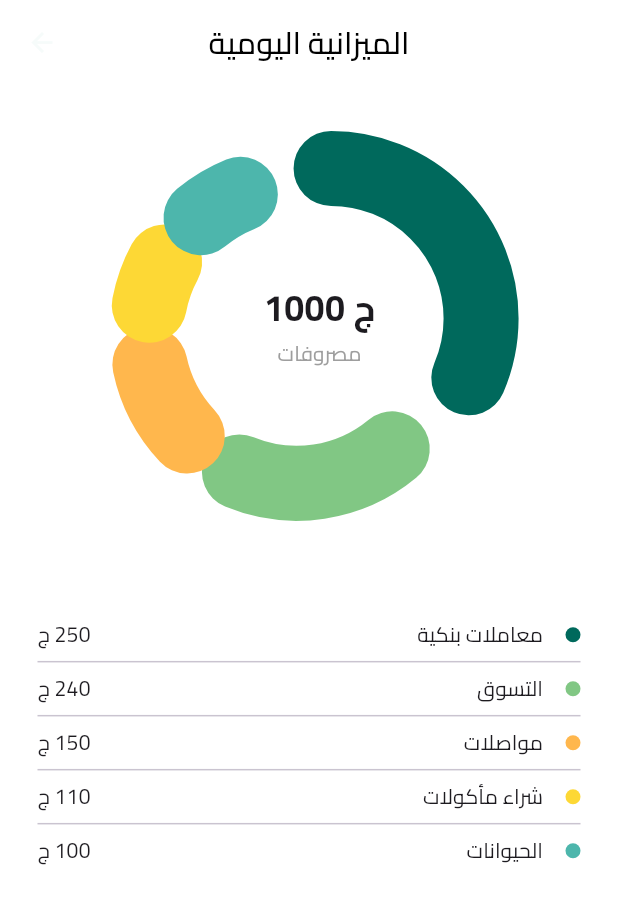
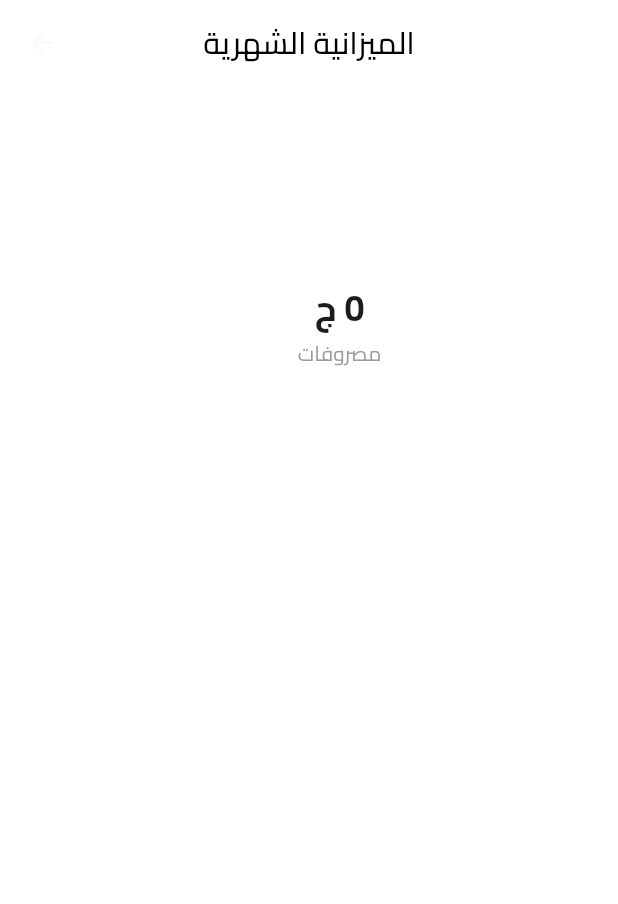
Before and after one commit to belalMohamedDev/Tahwishtak, a Flutter app: the CustomDonutChart screen opened directly, on a phone screen of 412 x 824 dp. Shown: the top 904 px of the screen. Run offline on Flutter 3.47's test engine with Material 3 defaults, Android fonts, the phone set to English and light mode, and no system bars; our stand-ins replace bloc, device_preview, dio, flutter_bloc, flutter_iconly, flutter_secure_storage and 13 more; accounts and stored records are empty; generated files the repository leaves out were written again.

Commit message:
add get Monthly Stats success view

```diff
--- a/lib/core/network/api/app_api.dart
+++ b/lib/core/network/api/app_api.dart
@@ -4,7 +4,6 @@ import 'package:tahwishtak/core/network/api_constant/api_constant.dart';
 import 'package:tahwishtak/feature/Auth/data/model/request/login/login_request.dart';
 import 'package:tahwishtak/feature/Auth/data/model/request/register/register_request.dart';
 import 'package:tahwishtak/feature/Auth/data/model/response/auth_response.dart';
-import 'package:tahwishtak/feature/Budget/data/model/requestBody/monthly_stats_request.dart';
 import 'package:tahwishtak/feature/Budget/data/model/response/monthly_stats_model.dart';
 import 'package:tahwishtak/feature/home/data/model/today_activities_model.dart';
 import 'package:tahwishtak/feature/home/data/request/add_activity.dart';
@@ -35,8 +34,8 @@ abstract class AppServiceClient {
     @Body() StartNewDayRequest startNewDayRequest,
   );
 
-  @POST("${ApiConstants.dailyActivity}/monthlyStats")
+  @GET("${ApiConstants.dailyActivity}/monthlyStats")
   Future<GetMonthlyStatsModel> getMonthlyStatsService(
-    @Queries() MonthlyStatsRequest monthlyStatsRequest,
+    @Queries() Map<String, dynamic> query,
   );
 }
--- /dev/null
+++ b/lib/core/utils/query_utils.dart
@@ -0,0 +1,4 @@
+Map<String, dynamic> cleanQuery(Map<String, dynamic> query) {
+  query.removeWhere((key, value) => value == null);
+  return query;
+}
--- a/lib/feature/Budget/data/model/requestBody/monthly_stats_request.dart
+++ b/lib/feature/Budget/data/model/requestBody/monthly_stats_request.dart
@@ -3,7 +3,7 @@ part 'monthly_stats_request.g.dart';
 
 @JsonSerializable()
 class MonthlyStatsRequest {
-  MonthlyStatsRequest({required this.year, required this.month});
+  MonthlyStatsRequest({this.year, this.month});
 
   final int? year;
   final int? month;
--- a/lib/feature/Budget/presentation/screen/budget_screen.dart
+++ b/lib/feature/Budget/presentation/screen/budget_screen.dart
@@ -1,6 +1,9 @@
 import 'dart:math';
 import 'package:flutter/material.dart';
+import 'package:flutter_bloc/flutter_bloc.dart';
 import 'package:tahwishtak/core/utils/responsive_utils.dart';
+import 'package:tahwishtak/feature/Budget/logic/monthly_stats_cubit.dart';
+import 'package:tahwishtak/feature/Budget/presentation/widget/get_activity_color.dart';
 
 class CustomDonutChart extends StatefulWidget {
   const CustomDonutChart({super.key});
@@ -30,45 +33,14 @@ class _CustomDonutChartState extends State<CustomDonutChart>
 
   @override
   Widget build(BuildContext context) {
-    final data = [
-      {
-        "category": "معاملات بنكية",
-        "color": Colors.teal[800]!,
-        "percent": 0.39,
-        "amount": 250,
-      },
-      {
-        "category": "التسوق",
-        "color": Colors.green[300]!,
-        "percent": 0.24,
-        "amount": 240,
-      },
-      {
-        "category": "مواصلات",
-        "color": Colors.orange[300]!,
-        "percent": 0.15,
-        "amount": 150,
-      },
-      {
-        "category": "شراء مأكولات",
-        "color": Colors.yellow[600]!,
-        "percent": 0.11,
-        "amount": 110,
-      },
-      {
-        "category": "الحيوانات",
-        "color": Colors.teal[300]!,
-        "percent": 0.11,
-        "amount": 100,
-      },
-    ];
-
     final responsive = ResponsiveUtils(context);
 
+    return BlocBuilder<MonthlyStatsCubit, MonthlyStatsState>(
+      builder: (context, state) {
         return Scaffold(
           backgroundColor: Colors.white,
           appBar: AppBar(
-        title: const Text("الميزانية اليومية"),
+            title: const Text("الميزانية الشهرية"),
             centerTitle: true,
             backgroundColor: Colors.white,
             elevation: 0,
@@ -77,16 +49,26 @@ class _CustomDonutChartState extends State<CustomDonutChart>
           body: Column(
             children: [
               Padding(
-            padding: responsive.setPadding(top: 5, right: 4),
+                padding: responsive.setPadding(top: 5, left: 7),
                 child: Stack(
                   children: [
                     AnimatedBuilder(
                       animation: _controller,
                       builder: (context, child) {
+                        final model = context
+                            .watch<MonthlyStatsCubit>()
+                            .getMonthlyStatsModel;
+
+                        final apiData = model?.data ?? [];
+
+                        final chartData = context
+                            .read<MonthlyStatsCubit>()
+                            .convertToChartData(apiData);
+
                         return CustomPaint(
                           size: const Size(250, 250),
                           painter: DonutPainter(
-                        data,
+                            chartData,
                             animationValue: _controller.value,
                           ),
                         );
@@ -96,12 +78,15 @@ class _CustomDonutChartState extends State<CustomDonutChart>
                       top: responsive.setHeight(11),
                       left: responsive.setWidth(25),
                       child: Column(
-                    children: const [
-                      Text(
-                        "1000 ج",
+                        children: [
+                          Directionality(
+                            textDirection: TextDirection.rtl,
+                            child: Text(
+                              "${context.read<MonthlyStatsCubit>().getMonthlyStatsModel?.totalSpentInMonth ?? 0} ج",
                               style: TextStyle(
                                 fontSize: 24,
                                 fontWeight: FontWeight.bold,
+                              ),
                             ),
                           ),
                           SizedBox(height: 4),
@@ -119,10 +104,19 @@ class _CustomDonutChartState extends State<CustomDonutChart>
               Expanded(
                 child: ListView.separated(
                   padding: const EdgeInsets.symmetric(horizontal: 25),
-              itemCount: data.length,
+                  itemCount:
+                      context
+                          .read<MonthlyStatsCubit>()
+                          .getMonthlyStatsModel
+                          ?.data
+                          ?.length ??
+                      0,
                   separatorBuilder: (_, __) => const Divider(),
                   itemBuilder: (context, index) {
-                final item = data[index];
+                    final item = context
+                        .read<MonthlyStatsCubit>()
+                        .getMonthlyStatsModel!
+                        .data![index];
                     return Directionality(
                       textDirection: TextDirection.rtl,
                       child: Row(
@@ -134,15 +128,15 @@ class _CustomDonutChartState extends State<CustomDonutChart>
                                 width: 10,
                                 height: 15,
                                 decoration: BoxDecoration(
-                              color: item["color"] as Color?,
+                                  color: getActivityColor(item.category),
                                   shape: BoxShape.circle,
                                 ),
                               ),
                               const SizedBox(width: 15),
-                          Text(item["category"] as String),
+                              Text("${item.category}"),
                             ],
                           ),
-                      Text("${item["amount"]} ج"),
+                          Text("${item.amount} ج"),
                         ],
                       ),
                     );
@@ -151,6 +145,8 @@ class _CustomDonutChartState extends State<CustomDonutChart>
               ),
             ],
           ),
+        );
+      },
     );
   }
 }
--- a/lib/feature/bottomNavBar/presentation/screen/bottom_nav_bar.dart
+++ b/lib/feature/bottomNavBar/presentation/screen/bottom_nav_bar.dart
@@ -4,6 +4,7 @@ import 'package:flutter_iconly/flutter_iconly.dart';
 import 'package:sliding_clipped_nav_bar/sliding_clipped_nav_bar.dart';
 import 'package:tahwishtak/core/style/color/color_manger.dart';
 import 'package:tahwishtak/core/utils/responsive_utils.dart';
+import 'package:tahwishtak/feature/Budget/logic/monthly_stats_cubit.dart';
 import 'package:tahwishtak/feature/Budget/presentation/screen/budget_screen.dart';
 import 'package:tahwishtak/feature/home/logic/home_cubit.dart';
 import 'package:tahwishtak/feature/home/presentation/screen/home_screen.dart';
@@ -23,7 +24,8 @@ class _NativeBottomNavBarState extends State<NativeBottomNavBar> {
   void initState() {
     super.initState();
     _pageController = PageController(initialPage: selectedIndex);
-    context.read<HomeCubit>().fetchGetTodayActivities();
+     context.read<HomeCubit>().fetchGetTodayActivities();
+    context.read<MonthlyStatsCubit>().fetchGetMonthlyStats();
   }
 
   void onButtonPressed(int index) {
```
Also changed, not shown: lib/core/application/di.dart (+12 -0 lines), lib/core/routing/route_manger.dart (+6 -2 lines), lib/feature/Budget/data/repository/monthly_stats_repo.dart (+7 -3 lines), lib/feature/Budget/logic/monthly_stats_cubit.dart (+12 -0 lines), lib/core/network/api/app_api.g.dart. Lines whose indentation alone changed are shown as unchanged.
